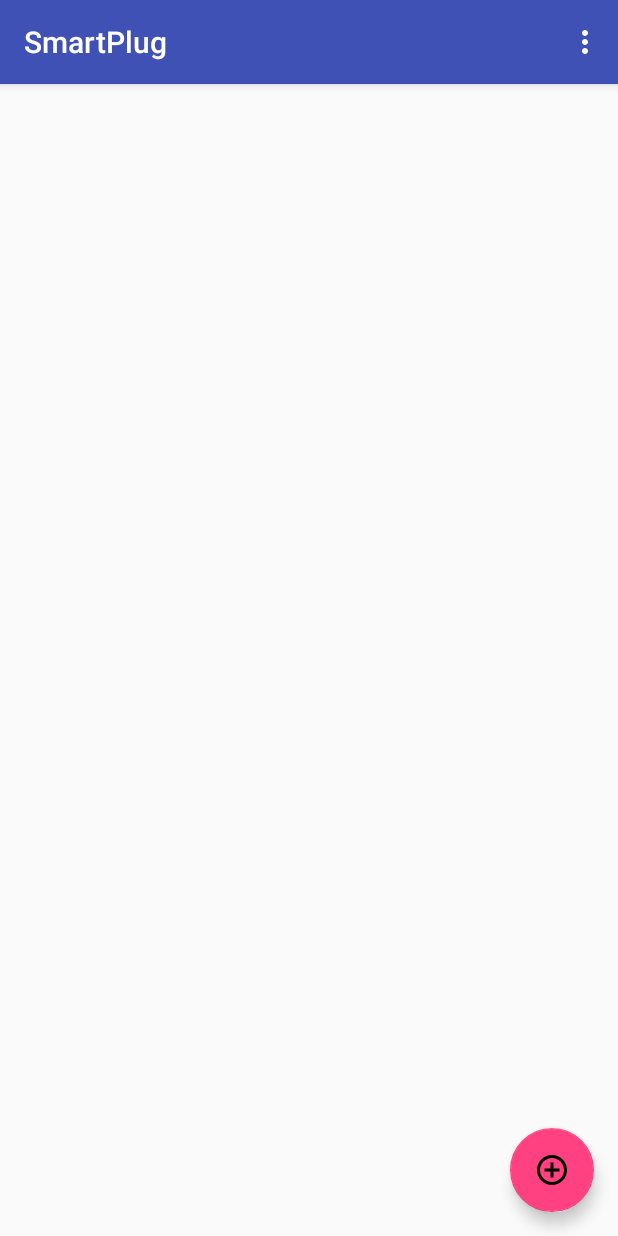
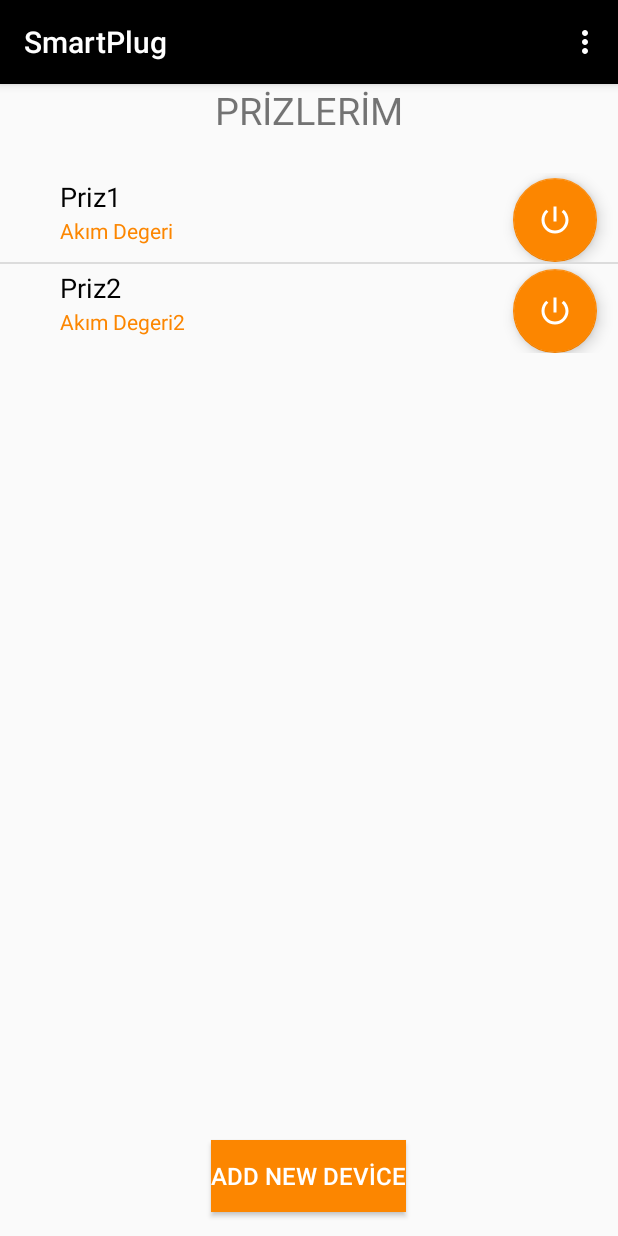
Before and after one commit to makgumus/SmartPlug, an Android app: the screen it shows after launch (MainActivity), on a phone screen of 412 x 824 dp. Run offline under Robolectric (Android 15) with nearby library versions, the phone set to English and light mode, and no system bars.

Commit message:
CustomAdapter 68.satır

```diff
--- a/app/src/main/AndroidManifest.xml
+++ b/app/src/main/AndroidManifest.xml
@@ -19,6 +19,9 @@
                 <category android:name="android.intent.category.LAUNCHER" />
             </intent-filter>
         </activity>
+        <activity android:name=".NewPlugActivity">
+
+        </activity>
     </application>
 
 </manifest>
--- a/app/src/main/java/com/thesis/bmm/smartplug/MainActivity.java
+++ b/app/src/main/java/com/thesis/bmm/smartplug/MainActivity.java
@@ -1,52 +1,80 @@
 package com.thesis.bmm.smartplug;
 
+import android.content.Intent;
 import android.os.Bundle;
 import android.support.design.widget.FloatingActionButton;
-import android.support.design.widget.Snackbar;
 import android.support.v7.app.AppCompatActivity;
+import android.support.v7.widget.AppCompatButton;
 import android.support.v7.widget.Toolbar;
 import android.view.View;
 import android.view.Menu;
 import android.view.MenuItem;
+import android.view.Window;
+import android.view.WindowManager;
+import android.widget.ListView;
+
+import com.thesis.bmm.smartplug.adapter.CustomAdapter;
+
+import java.util.ArrayList;
+import java.util.HashMap;
 
 public class MainActivity extends AppCompatActivity {
-
+    ListView list;
+    ArrayList<HashMap<String, String>> newItemlist = new ArrayList<HashMap<String, String>>();
+    private static final String TAG_NAME = "Priz";
+    private static final String TAG_DESCRIPTION = "AkımDegeri";
     @Override
     protected void onCreate(Bundle savedInstanceState) {
+        requestWindowFeature(Window.FEATURE_NO_TITLE);
         super.onCreate(savedInstanceState);
         setContentView(R.layout.activity_main);
+        getWindow().setFlags(WindowManager.LayoutParams.FLAG_FULLSCREEN,
+                WindowManager.LayoutParams.FLAG_FULLSCREEN);
         Toolbar toolbar = (Toolbar) findViewById(R.id.toolbar);
         setSupportActionBar(toolbar);
 
-        FloatingActionButton fab = (FloatingActionButton) findViewById(R.id.fab);
+        AppCompatButton fab = (AppCompatButton) findViewById(R.id.fab);
         fab.setOnClickListener(new View.OnClickListener() {
             @Override
             public void onClick(View view) {
-                Snackbar.make(view, "Replace with your own action", Snackbar.LENGTH_LONG)
-                        .setAction("Action", null).show();
+              Intent intent=new Intent(MainActivity.this,NewPlugActivity.class);
+                startActivity(intent);
             }
         });
+        newItemlist = new ArrayList<HashMap<String, String>>();
+        String name="Priz1";
+        String name2="Priz2";
+        String description="Akım Degeri";
+        String description2="Akım Degeri2";
+
+        HashMap<String, String> map = new HashMap<String, String>();  //Daha sonra veri tabanından gelicek.
+        map.put(TAG_NAME, name);
+        map.put(TAG_DESCRIPTION, description);
+        newItemlist.add(map);
+
+        HashMap<String, String> map2 = new HashMap<String, String>();
+        map2.put(TAG_NAME, name2);
+        map2.put(TAG_DESCRIPTION, description2);
+        newItemlist.add(map2);
+
+        list=(ListView)findViewById(R.id.prizler);
+        CustomAdapter cus = new CustomAdapter(MainActivity.this,newItemlist);
+        list.setAdapter(cus);
     }
 
     @Override
     public boolean onCreateOptionsMenu(Menu menu) {
-        // Inflate the menu; this adds items to the action bar if it is present.
         getMenuInflater().inflate(R.menu.menu_main, menu);
         return true;
     }
 
     @Override
     public boolean onOptionsItemSelected(MenuItem item) {
-        // Handle action bar item clicks here. The action bar will
-        // automatically handle clicks on the Home/Up button, so long
-        // as you specify a parent activity in AndroidManifest.xml.
         int id = item.getItemId();
-
-        //noinspection SimplifiableIfStatement
         if (id == R.id.action_settings) {
             return true;
         }
-
         return super.onOptionsItemSelected(item);
     }
+
 }
--- /dev/null
+++ b/app/src/main/java/com/thesis/bmm/smartplug/adapter/CustomAdapter.java
@@ -0,0 +1,78 @@
+package com.thesis.bmm.smartplug.adapter;
+
+import android.content.Context;
+import android.graphics.Color;
+import android.graphics.drawable.ColorDrawable;
+import android.support.design.widget.FloatingActionButton;
+import android.support.v7.widget.SwitchCompat;
+import android.view.LayoutInflater;
+import android.view.View;
+import android.view.ViewGroup;
+import android.widget.BaseAdapter;
+import android.widget.Button;
+import android.widget.TextView;
+import com.thesis.bmm.smartplug.R;
+import java.util.ArrayList;
+import java.util.HashMap;
+
+public class CustomAdapter extends BaseAdapter
+{
+    LayoutInflater mInlfater;
+    ArrayList<HashMap<String,String>> list;
+    public CustomAdapter(Context context, ArrayList<HashMap<String,String>> list)
+    {
+        mInlfater = LayoutInflater.from(context);
+        this.list =list;
+    }
+    @Override
+    public int getCount() {
+        // TODO Auto-generated method stub
+        return list.size();
+    }
+
+    @Override
+    public Object getItem(int position) {
+        // TODO Auto-generated method stub
+        return position;
+    }
+
+    @Override
+    public long getItemId(int position) {
+        // TODO Auto-generated method stub
+        return position;
+    }
+
+    @Override
+    public View getView(int position, View convertView, ViewGroup parent) {
+        // TODO Auto-generated method stub
+        final ViewHolder holder;
+        if(convertView ==null)
+        {
+            convertView = mInlfater.inflate(R.layout.list_item,null);
+            holder = new ViewHolder();
+            holder.b1 = (FloatingActionButton)convertView.findViewById(R.id.button1);
+            holder.tv1 = (TextView)convertView.findViewById(R.id.textView1);
+            holder.tv2 = (TextView)convertView.findViewById(R.id.textView2);
+            convertView.setTag(holder);
+        }
+        else
+        {
+            holder =(ViewHolder) convertView.getTag();
+        }
+        HashMap<String,String> map = list.get(position);
+        holder.tv1.setText(map.get("Priz"));
+        holder.tv2.setText(map.get("AkımDegeri"));
+        holder.b1.setOnClickListener(new View.OnClickListener() {
+            @Override
+            public void onClick(View view) {
+                holder.b1.setRippleColor(Color.BLACK);
+            }
+        });
+        return convertView;
+    }
+    static class ViewHolder
+    {
+        FloatingActionButton b1;
+        TextView tv1,tv2,tv3;
+    }
+}
--- /dev/null
+++ b/app/src/main/res/drawable/ic_power_settings_new_black_24dp.xml
@@ -0,0 +1,9 @@
+<vector xmlns:android="http://schemas.android.com/apk/res/android"
+        android:width="24dp"
+        android:height="24dp"
+        android:viewportWidth="24.0"
+        android:viewportHeight="24.0">
+    <path
+        android:fillColor="#ffffff"
+        android:pathData="M13,3h-2v10h2L13,3zM17.83,5.17l-1.42,1.42C17.99,7.86 19,9.81 19,12c0,3.87 -3.13,7 -7,7s-7,-3.13 -7,-7c0,-2.19 1.01,-4.14 2.58,-5.42L6.17,5.17C4.23,6.82 3,9.26 3,12c0,4.97 4.03,9 9,9s9,-4.03 9,-9c0,-2.74 -1.23,-5.18 -3.17,-6.83z"/>
+</vector>
--- a/app/src/main/res/layout/activity_main.xml
+++ b/app/src/main/res/layout/activity_main.xml
@@ -21,13 +21,17 @@
     </android.support.design.widget.AppBarLayout>
 
     <include layout="@layout/content_main" />
-
-    <android.support.design.widget.FloatingActionButton
+    <android.support.v7.widget.AppCompatButton
         android:id="@+id/fab"
         android:layout_width="wrap_content"
         android:layout_height="wrap_content"
-        android:layout_gravity="bottom|end"
+        android:layout_gravity="bottom|center"
         android:layout_margin="@dimen/fab_margin"
-        app:srcCompat="@drawable/ic_add_circle_outline_black_24dp"/>
+        android:background="@color/colorAccent"
+        android:text="ADD NEW DEVİCE"
+        android:textSize="16dp"
+        android:textColor="@color/beyaz"
+        app:srcCompat="@drawable/ic_power_settings_new_black_24dp"/>
+
 
 </android.support.design.widget.CoordinatorLayout>
--- a/app/src/main/res/layout/content_main.xml
+++ b/app/src/main/res/layout/content_main.xml
@@ -7,5 +7,24 @@
     app:layout_behavior="@string/appbar_scrolling_view_behavior"
     tools:context="com.thesis.bmm.smartplug.MainActivity"
     tools:showIn="@layout/activity_main">
+<TextView
+    android:id="@+id/tw"
+    android:text="PRİZLERİM"
+    android:gravity="center"
+    android:textSize="25dp"
+    android:layout_width="match_parent"
+    android:layout_height="wrap_content" />
+
+    <ListView
+        android:id="@+id/prizler"
+        android:layout_width="match_parent"
+        android:layout_height="wrap_content"
+        app:layout_constraintBottom_toBottomOf="parent"
+        app:layout_constraintTop_toBottomOf="@+id/tw"
+        app:layout_constraintVertical_bias="0.040"
+        app:layout_constraintLeft_toLeftOf="@+id/tw"
+        >
+
+    </ListView>
 
 </android.support.constraint.ConstraintLayout>
--- /dev/null
+++ b/app/src/main/res/layout/list_item.xml
@@ -0,0 +1,48 @@
+<?xml version="1.0" encoding="utf-8"?>
+<android.support.constraint.ConstraintLayout xmlns:android="http://schemas.android.com/apk/res/android"
+    android:layout_width="match_parent"
+    android:layout_height="match_parent"
+    xmlns:app="http://schemas.android.com/apk/res-auto"
+    android:orientation="horizontal">
+
+
+    <TextView
+        android:id="@+id/textView1"
+        android:layout_width="wrap_content"
+        android:layout_height="wrap_content"
+        android:layout_marginLeft="30dp"
+        android:text="TextView"
+        android:textSize="18dp"
+        android:textColor="@color/colorPrimary"
+        app:layout_constraintBottom_toBottomOf="parent"
+        app:layout_constraintHorizontal_bias="0.03"
+        app:layout_constraintLeft_toLeftOf="parent"
+        app:layout_constraintRight_toRightOf="parent"
+        app:layout_constraintTop_toTopOf="parent"
+        app:layout_constraintVertical_bias="0.093"/>
+
+    <TextView
+
+        android:id="@+id/textView2"
+        android:layout_width="wrap_content"
+        android:layout_height="wrap_content"
+        android:text="TextView"
+        android:textColor="@color/colorAccent"
+        app:layout_constraintBottom_toBottomOf="parent"
+        app:layout_constraintTop_toBottomOf="@+id/textView1"
+        app:layout_constraintVertical_bias="0.040"
+        app:layout_constraintLeft_toLeftOf="@+id/textView1"/>
+
+    <android.support.design.widget.FloatingActionButton
+        app:srcCompat="@drawable/ic_power_settings_new_black_24dp"
+        app:layout_constraintLeft_toRightOf="@+id/textView1"
+        app:layout_constraintRight_toRightOf="parent"
+        app:layout_constraintHorizontal_bias="0.95"
+        app:layout_constraintTop_toTopOf="@+id/textView1"
+        app:layout_editor_absoluteY="6dp"
+        android:id="@+id/button1"
+        android:layout_width="wrap_content"
+        android:layout_height="wrap_content" />
+
+
+</android.support.constraint.ConstraintLayout>
--- a/app/src/main/res/values/colors.xml
+++ b/app/src/main/res/values/colors.xml
@@ -1,6 +1,8 @@
 <?xml version="1.0" encoding="utf-8"?>
 <resources>
-    <color name="colorPrimary">#3F51B5</color>
-    <color name="colorPrimaryDark">#303F9F</color>
-    <color name="colorAccent">#FF4081</color>
+    <color name="colorPrimary">#000000</color>
+    <color name="colorPrimaryDark">#585d81</color>
+    <color name="colorAccent">#fc8600</color>
+    <color name="beyaz">#ffffff</color>
+    <color name="mycolor">#86827e</color>
 </resources>
--- a/app/src/main/res/values/strings.xml
+++ b/app/src/main/res/values/strings.xml
@@ -1,4 +1,9 @@
 <resources>
     <string name="app_name">SmartPlug</string>
     <string name="action_settings">Settings</string>
+    <string-array name="su_sıklıgı">
+        <item>Hiç</item>
+        <item>1 yada 2 kez</item>
+        <item>2den fazla</item>
+    </string-array>
 </resources>
--- a/app/src/main/res/values/styles.xml
+++ b/app/src/main/res/values/styles.xml
@@ -15,6 +15,7 @@
 
     <style name="AppTheme.AppBarOverlay" parent="ThemeOverlay.AppCompat.Dark.ActionBar" />
 
-    <style name="AppTheme.PopupOverlay" parent="ThemeOverlay.AppCompat.Light" />
+    <style name="AppTheme.PopupOverlay" parent="ThemeOverlay.AppCompat.Light" >
+    </style>
 
 </resources>
```
Also changed, not shown: app/src/main/java/com/thesis/bmm/smartplug/NewPlugActivity.java (added, +22 -0 lines), app/src/main/res/drawable/button.xml (added, +24 -0 lines), app/src/main/res/drawable/button_shape.xml (added, +25 -0 lines), app/src/main/res/drawable/ic_add_black_24dp.xml (added, +9 -0 lines), app/src/main/res/layout/activity_new_plug.xml (added, +181 -0 lines).
